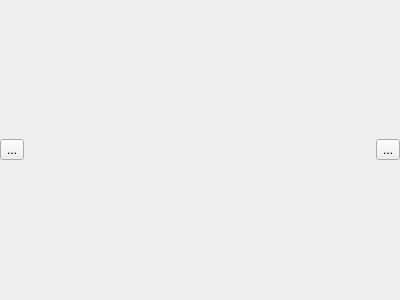
Qt form visualization/motion_planning_tasks/src/task_panel.ui (moveit/moveit_task_constructor) before a commit.
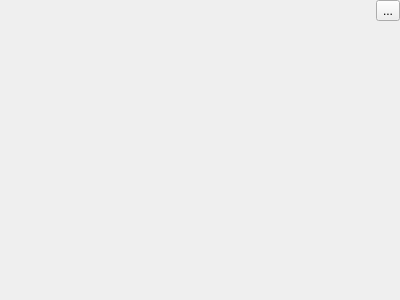
The same form after that commit. Icons and pictures are not drawn.

Commit message:
extensible TaskPanel
Provide TaskPanel::addSubPanel() to add new sub panels.
Each panel can be activated with an associated QToolButton.
Sub panels, derived from base class SubPanel, automatically load/save their config settings.
All settings are shown in GlobalSettingsWidget (renamed from TaskSettings).

What changed in the file:
```diff
--- a/visualization/motion_planning_tasks/src/task_panel.ui
+++ b/visualization/motion_planning_tasks/src/task_panel.ui
@@ -29,21 +29,7 @@
    <item>
     <layout class="QHBoxLayout" name="horizontalLayout">
      <item>
-      <widget class="QToolButton" name="button_show_settings">
-       <property name="text">
-        <string>...</string>
-       </property>
-       <property name="icon">
-        <iconset resource="resources.qrc">
-         <normaloff>:/icons/settings.png</normaloff>:/icons/settings.png</iconset>
-       </property>
-       <property name="checkable">
-        <bool>true</bool>
-       </property>
-      </widget>
-     </item>
-     <item>
-      <spacer name="horizontalSpacer">
+      <spacer name="spacer">
        <property name="orientation">
         <enum>Qt::Horizontal</enum>
        </property>
@@ -68,6 +54,9 @@
      </item>
     </layout>
    </item>
+   <item>
+    <widget class="QStackedWidget" name="stackedWidget"/>
+   </item>
   </layout>
  </widget>
  <resources>
```
Left out of the diff: 2 changed lines with no effect on the pictures. The commit also changes 5 other files.
